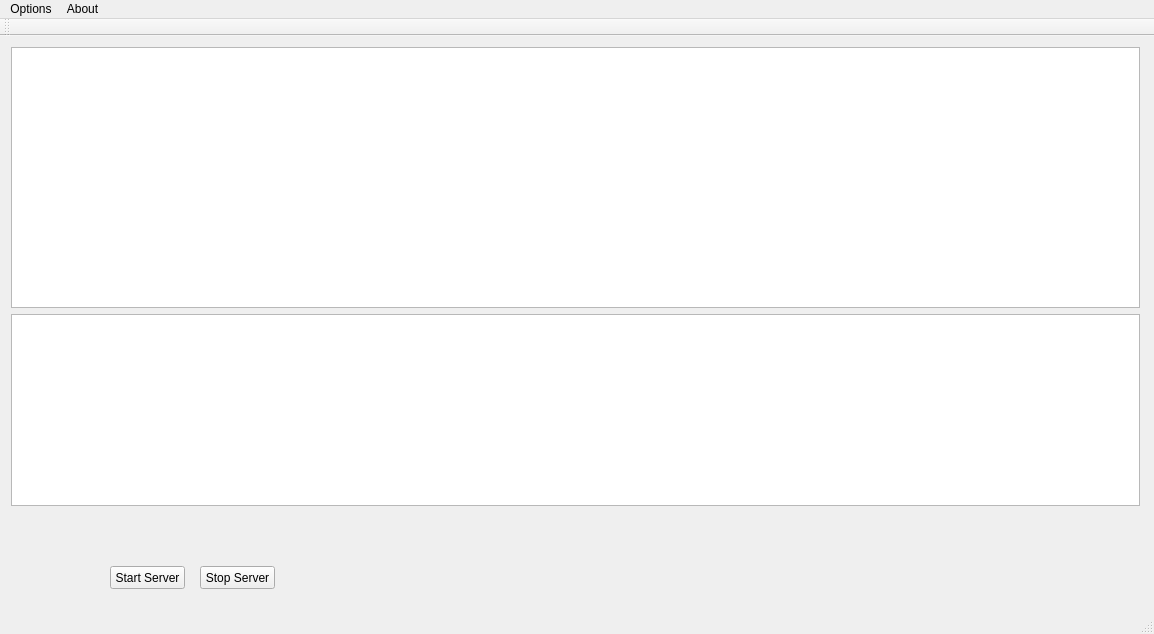
The window that TCP Client 7005/Qt7005TCPServer/mainwindow.ui (razc411/ridingthecode) describes before a commit, drawn with Qt 5.
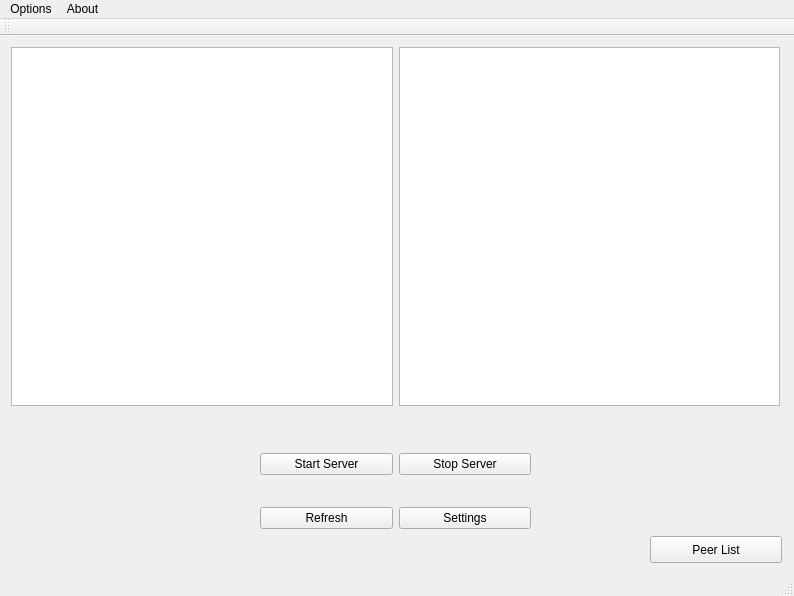
The same window after the commit.

Commit message: bring it up

Diff of the .ui file:
```diff
--- a/TCP Client 7005/Qt7005TCPServer/mainwindow.ui
+++ b/TCP Client 7005/Qt7005TCPServer/mainwindow.ui
@@ -6,56 +6,89 @@
    <rect>
     <x>0</x>
     <y>0</y>
-    <width>1154</width>
-    <height>634</height>
+    <width>794</width>
+    <height>596</height>
    </rect>
   </property>
   <property name="windowTitle">
    <string>MainWindow</string>
   </property>
   <widget class="QWidget" name="centralWidget">
-   <widget class="QWidget" name="gridLayoutWidget">
+   <widget class="QWidget" name="horizontalLayoutWidget">
     <property name="geometry">
      <rect>
       <x>0</x>
       <y>0</y>
-      <width>1151</width>
-      <height>481</height>
+      <width>791</width>
+      <height>381</height>
+     </rect>
+    </property>
+    <layout class="QHBoxLayout" name="horizontalLayout">
+     <item>
+      <widget class="QTextEdit" name="statusBox"/>
+     </item>
+     <item>
+      <widget class="QListWidget" name="fileListing"/>
+     </item>
+    </layout>
+   </widget>
+   <widget class="QWidget" name="gridLayoutWidget">
+    <property name="geometry">
+     <rect>
+      <x>160</x>
+      <y>380</y>
+      <width>471</width>
+      <height>151</height>
      </rect>
     </property>
     <layout class="QGridLayout" name="gridLayout">
-     <item row="1" column="0">
-      <widget class="QListWidget" name="listWidget_2"/>
+     <property name="leftMargin">
+      <number>100</number>
+     </property>
+     <property name="rightMargin">
+      <number>100</number>
+     </property>
+     <item row="2" column="0">
+      <widget class="QPushButton" name="refresh">
+       <property name="text">
+        <string>Refresh</string>
+       </property>
+      </widget>
      </item>
-     <item row="2" column="0" rowspan="2">
-      <widget class="QListWidget" name="listWidget_3"/>
+     <item row="0" column="0">
+      <widget class="QPushButton" name="startServer">
+       <property name="text">
+        <string>Start Server</string>
+       </property>
+      </widget>
+     </item>
+     <item row="0" column="1">
+      <widget class="QPushButton" name="stopServer">
+       <property name="text">
+        <string>Stop Server</string>
+       </property>
+      </widget>
+     </item>
+     <item row="2" column="1">
+      <widget class="QPushButton" name="settings">
+       <property name="text">
+        <string>Settings</string>
+       </property>
+      </widget>
      </item>
     </layout>
    </widget>
    <widget class="QPushButton" name="pushButton">
     <property name="geometry">
      <rect>
-      <x>110</x>
-      <y>530</y>
-      <width>75</width>
-      <height>23</height>
+      <x>650</x>
+      <y>500</y>
+      <width>132</width>
+      <height>27</height>
      </rect>
     </property>
     <property name="text">
-     <string>Start Server</string>
-    </property>
-   </widget>
-   <widget class="QPushButton" name="pushButton_2">
-    <property name="geometry">
-     <rect>
-      <x>200</x>
-      <y>530</y>
-      <width>75</width>
-      <height>23</height>
-     </rect>
-    </property>
-    <property name="text">
-     <string>Stop Server</string>
+     <string>Peer List</string>
     </property>
    </widget>
   </widget>
@@ -64,7 +97,7 @@
     <rect>
      <x>0</x>
      <y>0</y>
-     <width>1154</width>
+     <width>794</width>
      <height>24</height>
     </rect>
    </property>
```
Left out of the diff: 2 changed lines with no effect on the pictures. The commit also changes 2 other files.
